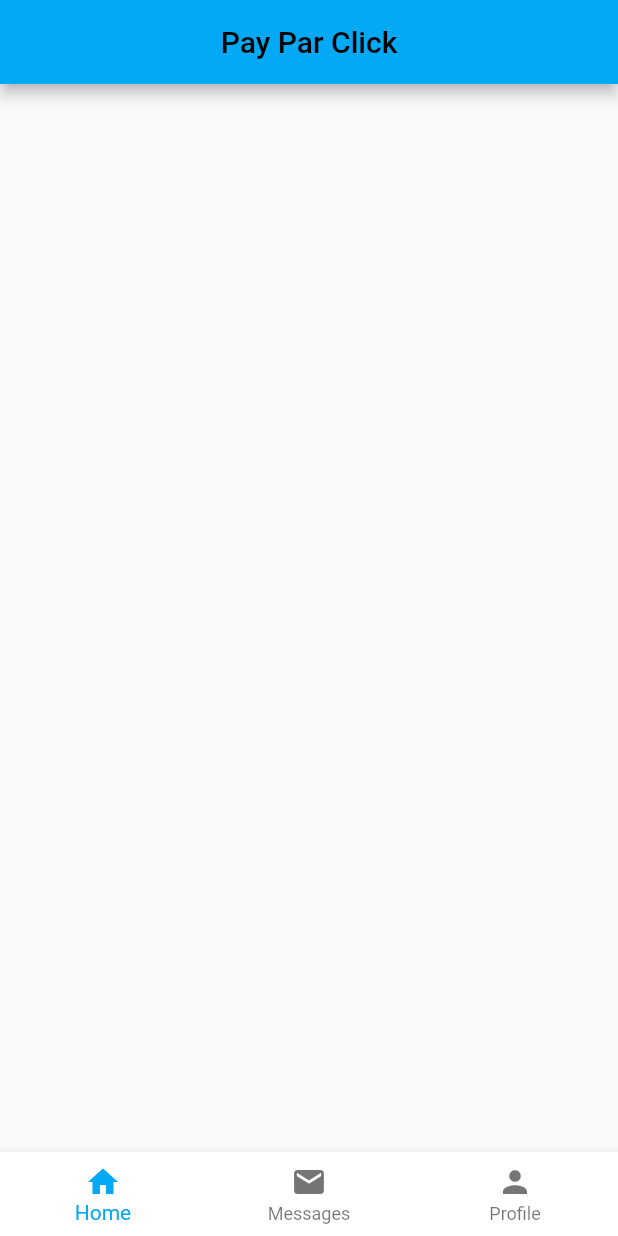
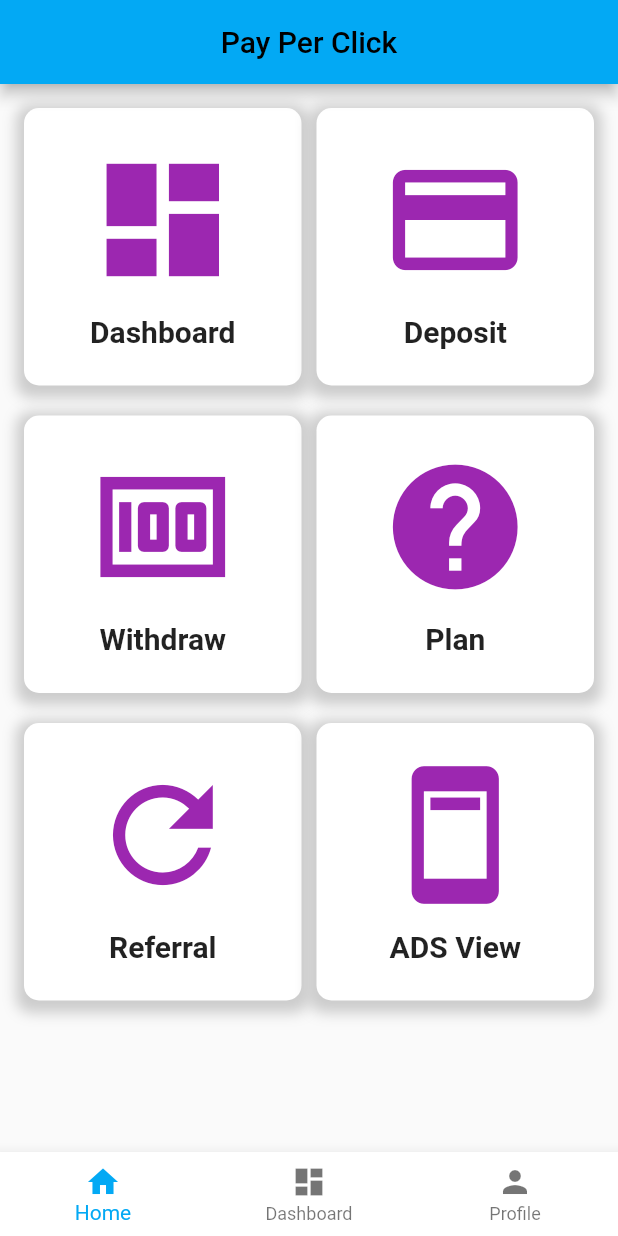
Before and after one commit to mudassir060/CashFolw, a Flutter app: the screen it shows after launch, on a phone screen of 412 x 824 dp. Run offline on Flutter 3.47's test engine with Material 2 defaults, Android fonts, the phone set to English and light mode, and no system bars; our stand-ins replace cloud_firestore, dotted_line, firebase_auth, firebase_core, image_picker, percent_indicator and 1 more; missing offline and left inert: email_auth; accounts and stored records are empty.

Commit message:
Home Page

```diff
--- a/lib/Pages/BottomBar.dart
+++ b/lib/Pages/BottomBar.dart
@@ -60,6 +60,8 @@
 //   }
 // }
 
+// ignore_for_file: non_constant_identifier_names, deprecated_member_use
+
 import 'package:flutter/foundation.dart';
 import 'package:flutter/material.dart';
 import 'package:ppc/Pages/Dashboard.dart';
@@ -106,8 +108,22 @@ class _BottomBarState extends State<BottomBar> {
     super.dispose();
   }
 
+  String Titel = "";
   @override
   Widget build(BuildContext context) {
+    if (_pageIndex == 0) {
+      setState(() {
+        Titel = "Pay Per Click";
+      });
+    }    if (_pageIndex == 1) {
+      setState(() {
+        Titel = "Dashboard";
+      });
+    }    if (_pageIndex == 2) {
+      setState(() {
+        Titel = "Profile";
+      });
+    }
     if (kDebugMode) {
       print({
         "Bottom Bar",
@@ -118,14 +134,12 @@ class _BottomBarState extends State<BottomBar> {
     }
     return MaterialApp(
       debugShowCheckedModeBanner: false,
-            theme: ThemeData(
+      theme: ThemeData(
         primarySwatch: Colors.lightBlue,
       ),
       home: Scaffold(
-             appBar: AppBar(
-          title: const Text(
-            "Pay Par Click",
-          ),
+        appBar: AppBar(
+          title: Text(Titel),
           centerTitle: true,
           // leading: IconButton(
           //     onPressed: () {
@@ -139,11 +153,11 @@ class _BottomBarState extends State<BottomBar> {
           currentIndex: _pageIndex,
           onTap: onTabTapped,
           backgroundColor: Colors.white,
-          items: <BottomNavigationBarItem>[
+          items: const <BottomNavigationBarItem>[
             BottomNavigationBarItem(
                 icon: Icon(Icons.home), title: Text("Home")),
             BottomNavigationBarItem(
-                icon: Icon(Icons.mail), title: Text("Messages")),
+                icon: Icon(Icons.dashboard), title: Text("Dashboard")),
             BottomNavigationBarItem(
                 icon: Icon(Icons.person), title: Text("Profile")),
           ],
--- a/lib/Pages/Dashboard.dart
+++ b/lib/Pages/Dashboard.dart
@@ -34,19 +34,20 @@ class _DashboardState extends State<Dashboard> {
         primarySwatch: Colors.lightBlue,
       ),
       home: Scaffold(
-        appBar: AppBar(
-          title: const Text(
-            "Dashboard",
-          ),
-          centerTitle: true,
-          leading: IconButton(
-              onPressed: () {
-                Navigator.of(context).pop();
-              },
-              icon: const Icon(
-                Icons.arrow_back,
-              )),
-        ),
+        // appBar: AppBar(
+        //   title: const Text(
+        //     "Dashboard",
+        //   ),
+        //   centerTitle: true,
+        //   leading: IconButton(
+        //       onPressed: () {
+        //         Navigator.of(context).pop();
+        //       },
+        //       icon: const Icon(
+        //         Icons.arrow_back,
+        //       )),
+        // ),
+
         body: SingleChildScrollView(
           child: Column(
             children: [
--- a/lib/Pages/HomePage.dart
+++ b/lib/Pages/HomePage.dart
@@ -1,4 +1,4 @@
-// ignore_for_file: non_constant_identifier_names
+// ignore_for_file: non_constant_identifier_names, camel_case_types
 
 import 'package:flutter/foundation.dart';
 import 'package:flutter/material.dart';
@@ -38,15 +38,21 @@ class _HomePageState extends State<HomePage> {
       //   primarySwatch: Colors.lightBlue,
       // ),
       home: Scaffold(
-        body: Center(
-          child: GridView.extent(
+        body: GridView.extent(
           primary: false,
           padding: const EdgeInsets.all(16),
           crossAxisSpacing: 10,
-            mainAxisSpacing: 10,
+          mainAxisSpacing: 20,
           maxCrossAxisExtent: 200.0,
-            children: [],
-          ),
+          children: const [
+            Grid_Card(icon_Data: Icons.dashboard, titel: "Dashboard"),
+            Grid_Card(icon_Data: Icons.payment, titel: "Deposit"),
+            Grid_Card(icon_Data: Icons.money, titel: "Withdraw"),
+            Grid_Card(icon_Data: Icons.help, titel: "Plan"),
+            Grid_Card(icon_Data: Icons.refresh, titel: "Referral"),
+            // Grid_Card(icon_Data: Icons.dashboard, titel: "Transaction"),
+            Grid_Card(icon_Data: Icons.ad_units, titel: "ADS View"),
+          ],
         ),
       ),
     );
@@ -64,14 +70,65 @@ class Grid_Card extends StatelessWidget {
 
   @override
   Widget build(BuildContext context) {
-    return Container(
-      padding: const EdgeInsets.all(8),
+    return GestureDetector(
+      onTap: () {
+        if (titel == "Dashboard") {
+          print(titel);
+        }
+                if (titel == "Deposit") {
+          print(titel);
+        }
+                if (titel == "Withdraw") {
+          print(titel);
+        }
+                if (titel == "Plan") {
+          print(titel);
+        }
+                if (titel == "Referral") {
+          print(titel);
+        }
+             if (titel == "ADS View") {
+          print(titel);
+        }
+
+      },
+      child: Container(
+        child: Padding(
+          padding: const EdgeInsets.all(18.0),
           child: Column(
+            crossAxisAlignment: CrossAxisAlignment.center,
+            mainAxisAlignment: MainAxisAlignment.spaceAround,
             children: [
-          Text(titel, style: const TextStyle(fontSize: 20)),
+              // IconButton(onPressed: (){}, icon: const Icon(Icons.icecream_outlined)),
+              Icon(
+                icon_Data,
+                size: 100,
+                color: Colors.purple,
+              ),
+              Text(
+                titel,
+                style: const TextStyle(fontSize: 20, fontWeight: FontWeight.bold),
+              ),
             ],
           ),
-      color: Colors.yellow,
+        ),
+          decoration: BoxDecoration(
+              color: Colors.white,
+              borderRadius: const BorderRadius.only(
+                  topLeft: Radius.circular(10),
+                  topRight: Radius.circular(10),
+                  bottomLeft: Radius.circular(10),
+                  bottomRight: Radius.circular(10)),
+              boxShadow: [
+                BoxShadow(
+                  color: Colors.grey.withOpacity(0.5),
+                  spreadRadius: 5,
+                  blurRadius: 7,
+                  offset: const Offset(0, 3), // changes position of shadow
+                ),
+              ],
+            ),
+      ),
     );
   }
 }
```
Lines whose indentation alone changed are shown as unchanged.
